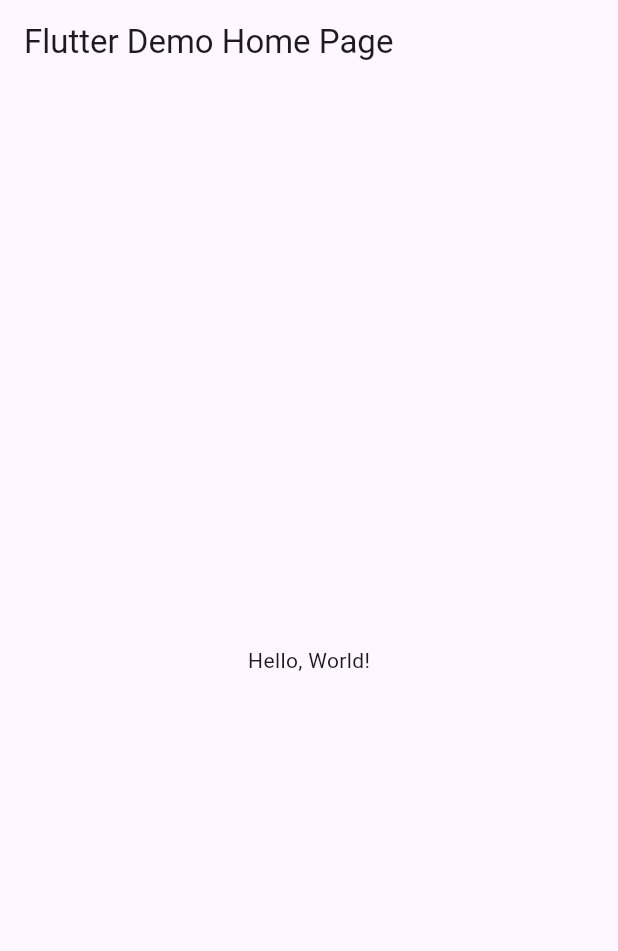
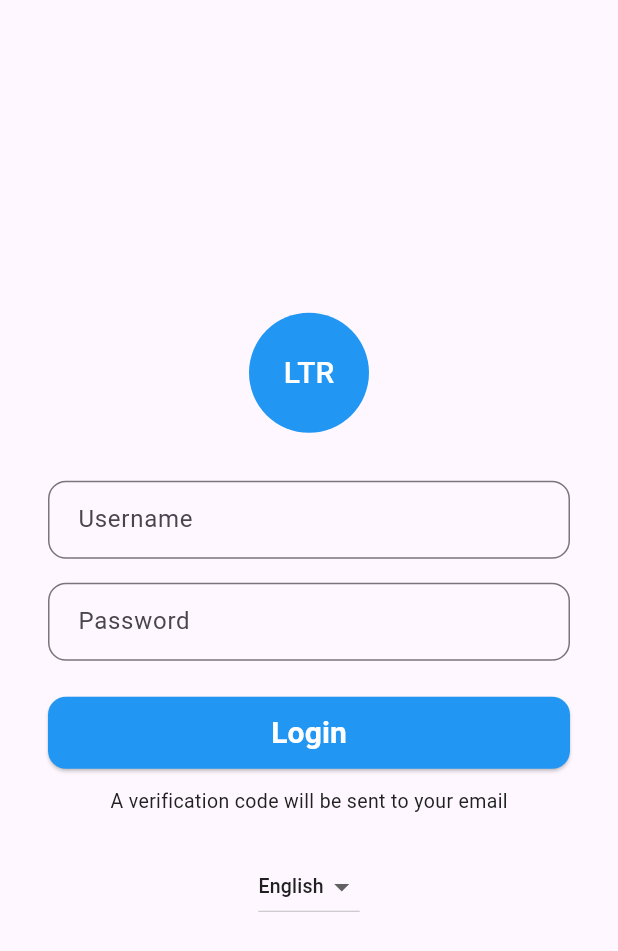
Before and after one commit to foxzilisk-dp/workpermit_sgn, a Flutter app: the screen it shows after launch, on a phone screen of 412 x 824 dp. Shown: the top 951 px of the screen. Run offline on Flutter 3.47's test engine with Material 3 defaults, Android fonts, the phone set to English and light mode, and no system bars; our stand-ins replace shared_preferences.

Commit message:
feat: implement login, 2FA, localization, mock auth and unit tests

```diff
--- a/analysis_options.yaml
+++ b/analysis_options.yaml
@@ -21,6 +21,8 @@ linter:
   # `// ignore_for_file: name_of_lint` syntax on the line or in the file
   # producing the lint.
   rules:
+    - type_literal_in_constant_pattern: true
+
     # avoid_print: false  # Uncomment to disable the `avoid_print` rule
     # prefer_single_quotes: true  # Uncomment to enable the `prefer_single_quotes` rule
 
--- /dev/null
+++ b/assets/users.json
@@ -0,0 +1,4 @@
+{
+  "user": "1234",
+  "admin": "admin123"
+}
--- /dev/null
+++ b/lib/local_stores/local_store.dart
@@ -0,0 +1,49 @@
+import 'dart:convert';
+import 'package:flutter/material.dart';
+import 'package:flutter/services.dart';
+
+class AppLocalizations {
+  final Locale locale;
+  late Map<String, String> _localizedStrings;
+
+  AppLocalizations(this.locale);
+
+  static const LocalizationsDelegate<AppLocalizations> delegate =
+      _AppLocalizationsDelegate();
+
+  static AppLocalizations of(BuildContext context) {
+    return Localizations.of<AppLocalizations>(context, AppLocalizations)!;
+  }
+
+  Future<bool> load() async {
+    final String jsonString = await rootBundle
+        .loadString('assets/languaues/${locale.languageCode}.json');
+    final Map<String, dynamic> jsonMap = json.decode(jsonString);
+    _localizedStrings =
+        jsonMap.map((key, value) => MapEntry(key, value.toString()));
+    return true;
+  }
+
+  String translate(String key) => _localizedStrings[key] ?? key;
+}
+
+// This delegate connects Flutter's localization system to our custom AppLocalizations class.
+// It tells Flutter how to load our localization resources and which locales are supported.
+class _AppLocalizationsDelegate
+    extends LocalizationsDelegate<AppLocalizations> {
+  const _AppLocalizationsDelegate();
+
+  @override
+  bool isSupported(Locale locale) => ['en', 'th'].contains(locale.languageCode);
+
+  @override
+  Future<AppLocalizations> load(Locale locale) async {
+    final localizations = AppLocalizations(locale);
+    await localizations.load();
+    return localizations;
+  }
+
+  @override
+  bool shouldReload(covariant LocalizationsDelegate<AppLocalizations> old) =>
+      false;
+}
--- a/lib/main.dart
+++ b/lib/main.dart
@@ -1,43 +1,55 @@
 import 'package:flutter/material.dart';
+import 'package:flutter_localizations/flutter_localizations.dart';
+import 'local_stores/local_store.dart';
+import 'screens/login_screen.dart';
+import 'screens/verification_screen.dart';
+import 'screens/dashboard_screen.dart';
 
-void main() => runApp(MyApp());
+void main() {
+  runApp(MyApp());
+}
 
-class MyApp extends StatelessWidget {
-  const MyApp({super.key});
-  // This widget is the root of your application.
+class MyApp extends StatefulWidget {
+  @override
+  State<MyApp> createState() => _MyAppState();
+}
+
+class _MyAppState extends State<MyApp> {
+  Locale _locale = const Locale('en');
+
+  void setLocale(Locale locale) {
+    setState(() {
+      _locale = locale;
+    });
+  }
+
   @override
   Widget build(BuildContext context) {
     return MaterialApp(
-      // Application name
-      title: 'Flutter Hello World',
-      // Application theme data, you can set the colors for the application as
-      // you want
-      theme: ThemeData(
-        // useMaterial3: false,
-        primarySwatch: Colors.blue,
-      ),
-      // A widget which will be started on application startup
-      home: MyHomePage(title: 'Flutter Demo Home Page'),
+      locale: _locale,
+      localizationsDelegates: const [
+        AppLocalizations.delegate,
+        GlobalMaterialLocalizations.delegate,
+        GlobalWidgetsLocalizations.delegate,
+        GlobalCupertinoLocalizations.delegate,
+      ],
+      supportedLocales: const [
+        Locale('en'),
+        Locale('th'),
+      ],
+      localeResolutionCallback: (locale, supportedLocales) {
+        return supportedLocales.firstWhere(
+          (supported) => supported.languageCode == locale?.languageCode,
+          orElse: () => supportedLocales.first,
+        );
+      },
+      debugShowCheckedModeBanner: false,
+      initialRoute: '/login',
+      routes: {
+        '/login': (context) => LoginScreen(setLocale: setLocale),
+        '/verify': (context) => VerificationScreen(setLocale: setLocale),
+        '/dashboard': (context) => DashboardScreen(setLocale: setLocale),
+      },
     );
   }
 }
-
-class MyHomePage extends StatelessWidget {
-  final String title;
-  const MyHomePage({super.key, required this.title});
-
-  @override
-  Widget build(BuildContext context) {
-    return Scaffold(
-      appBar: AppBar(
-        // The title text which will be shown on the action bar
-        title: Text(title),
-      ),
-      body: Center(
-        child: Text(
-          'Hello, World!',
-        ),
-      ),
-    );
-  }
-}
--- /dev/null
+++ b/lib/screens/login_screen.dart
@@ -0,0 +1,137 @@
+import 'dart:convert';
+import 'package:flutter/material.dart';
+import 'package:flutter/services.dart';
+import '../services/auth_service.dart';
+import 'package:workpermit/local_stores/local_store.dart';
+
+class LoginScreen extends StatefulWidget {
+  final void Function(Locale) setLocale;
+  const LoginScreen({super.key, required this.setLocale});
+
+  @override
+  State<LoginScreen> createState() => _LoginScreenState();
+}
+
+class _LoginScreenState extends State<LoginScreen> {
+  final TextEditingController _usernameController = TextEditingController();
+  final TextEditingController _passwordController = TextEditingController();
+  Map<String, String> _mockUsers = {};
+
+  @override
+  void initState() {
+    super.initState();
+    _loadMockUsers();
+    AuthService().checkPersistedSession(context);
+  }
+
+  // Load users from JSON file into a map
+  Future<void> _loadMockUsers() async {
+    final jsonString = await rootBundle.loadString('assets/users.json');
+    final Map<String, dynamic> jsonMap = json.decode(jsonString);
+    setState(() {
+      _mockUsers = jsonMap.map((key, value) => MapEntry(key, value.toString()));
+    });
+  }
+
+  @override
+  Widget build(BuildContext context) {
+    final localtext = AppLocalizations.of(context); // Load localized strings
+    return Scaffold(
+      body: SafeArea(
+        child: Center(
+          child: SingleChildScrollView(
+            padding: const EdgeInsets.symmetric(horizontal: 32),
+            child: Column(
+              mainAxisAlignment: MainAxisAlignment.center,
+              children: [
+                const CircleAvatar(
+                  radius: 40,
+                  backgroundColor: Colors.blue,
+                  child: Text("LTR",
+                      style: TextStyle(fontSize: 20, color: Colors.white)),
+                ),
+                const SizedBox(height: 32),
+                TextField(
+                  controller: _usernameController,
+                  decoration: InputDecoration(
+                    hintText: localtext.translate('username'),
+                    border: OutlineInputBorder(
+                        borderRadius: BorderRadius.circular(12)),
+                    contentPadding: const EdgeInsets.symmetric(
+                        horizontal: 16, vertical: 14),
+                  ),
+                ),
+                const SizedBox(height: 16),
+                TextField(
+                  controller: _passwordController,
+                  obscureText: true,
+                  decoration: InputDecoration(
+                    hintText: localtext.translate('password'),
+                    border: OutlineInputBorder(
+                        borderRadius: BorderRadius.circular(12)),
+                    contentPadding: const EdgeInsets.symmetric(
+                        horizontal: 16, vertical: 14),
+                  ),
+                ),
+                const SizedBox(height: 24),
+                SizedBox(
+                  width: double.infinity,
+                  height: 48,
+                  child: ElevatedButton(
+                    style: ElevatedButton.styleFrom(
+                      backgroundColor: Colors.blue,
+                      shape: RoundedRectangleBorder(
+                          borderRadius: BorderRadius.circular(12)),
+                    ),
+                    onPressed: () async {
+                      final username = _usernameController.text.trim();
+                      final password = _passwordController.text.trim();
+                      // Validate login from mock users
+                      if (_mockUsers[username] == password) {
+                        Navigator.pushReplacementNamed(context, '/verify');
+                      } else {
+                        ScaffoldMessenger.of(context).showSnackBar(
+                          SnackBar(
+                              content: Text(
+                                  localtext.translate('invalid_credentials'))),
+                        );
+                      }
+                    },
+                    child: Text(localtext.translate('login'),
+                        style: const TextStyle(
+                            fontSize: 20,
+                            fontWeight: FontWeight.bold,
+                            color: Colors.white)),
+                  ),
+                ),
+                const SizedBox(height: 12),
+                Text(localtext.translate('login_hint'),
+                    style: TextStyle(fontSize: 13, color: Colors.grey[900])),
+                const SizedBox(height: 24),
+                // Dropdown to switch language dynamically
+                DropdownButton<Locale>(
+                  value: Localizations.localeOf(context),
+                  onChanged: (locale) {
+                    if (locale != null) widget.setLocale(locale);
+                  },
+                  items: const [
+                    DropdownMenuItem(
+                        value: Locale('en'),
+                        child: Text('English',
+                            style: TextStyle(
+                                fontSize: 13, color: Color(0xff212121)))),
+                    DropdownMenuItem(
+                        value: Locale('th'),
+                        child: Text('ไทย',
+                            style: TextStyle(
+                                fontSize: 13, color: Color(0xff212121)))),
+                  ],
+                )
+              ],
+            ),
+          ),
+        ),
+      ),
+    );
+  }
+}
--- /dev/null
+++ b/lib/services/auth_service.dart
@@ -0,0 +1,77 @@
+import 'dart:async';
+import 'package:flutter/material.dart';
+import 'package:shared_preferences/shared_preferences.dart';
+
+class AuthService {
+  static final AuthService _instance = AuthService._internal();
+  factory AuthService() => _instance;
+  AuthService._internal();
+
+  bool _isLoggedIn = false;
+  Timer? _logoutTimer;
+
+  bool get isLoggedIn => _isLoggedIn;
+
+  Future<void> checkPersistedSession(BuildContext context) async {
+    final prefs = await SharedPreferences.getInstance();
+    final hasSession = prefs.getBool('isLoggedIn') ?? false;
+    if (hasSession) {
+      _isLoggedIn = true;
+      _startSessionTimer(context);
+      Navigator.pushReplacementNamed(context, '/dashboard');
+    }
+  }
+
+  Future<bool> login() async {
+    _isLoggedIn = true;
+    final prefs = await SharedPreferences.getInstance();
+    await prefs.setBool('isLoggedIn', true);
+    return true;
+  }
+
+  Future<bool> verifyCode(String code, [BuildContext? context]) async {
+    if (code == '0000') {
+      _startSessionTimer(context);
+      return true;
+    }
+    return false;
+  }
+
+  void _startSessionTimer([BuildContext? context]) {
+    _logoutTimer?.cancel();
+    _logoutTimer = Timer(const Duration(minutes: 30), () {
+      logout(context);
+    });
+  }
+
+  Future<void> logout([BuildContext? context, bool showPopup = false]) async {
+    _isLoggedIn = false;
+    _logoutTimer?.cancel();
+    final prefs = await SharedPreferences.getInstance();
+    await prefs.remove('isLoggedIn');
+
+    if (showPopup && context != null && context.mounted) {
+      showDialog(
+        context: context,
+        builder: (_) => AlertDialog(
+          title: const Text('Session Expired'),
+          content: const Text('You have been logged out due to inactivity.'),
+          actions: [
+            TextButton(
+              onPressed: () {
+                Navigator.of(context).pop();
+                Navigator.pushReplacementNamed(context, '/login');
+              },
+              child: const Text('OK'),
+            ),
+          ],
+        ),
+      );
+    } else if (context != null) {
+      Navigator.pushReplacementNamed(context, '/login');
+    }
+  }
+
+// For testing only: expose logout timer
+  Timer? get logoutTimer => _logoutTimer;
+}
```
Also changed, not shown: assets/languaues/en.json (added, +27 -0 lines), assets/languaues/th.json (added, +28 -0 lines), lib/screens/dashboard_screen.dart (added, +45 -0 lines), lib/screens/status_tracking_screen.dart (added, +144 -0 lines), lib/screens/verification_screen.dart (added, +79 -0 lines), pubspec.yaml (+9 -1 lines), 2 other files.
